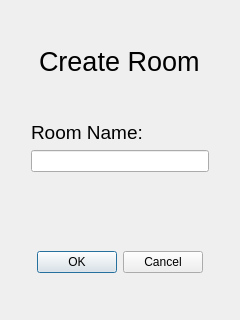
Old version of the form client/Menu/createroom.ui in the repository gabrielPeraltaM/left4dead.
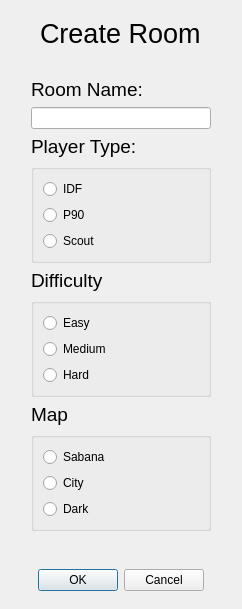
New version of the form.

Commit message: agrego layouts de leaderboard y options

Diff of the .ui file:
```diff
--- a/client/Menu/createroom.ui
+++ b/client/Menu/createroom.ui
@@ -6,8 +6,8 @@
    <rect>
     <x>0</x>
     <y>0</y>
-    <width>240</width>
-    <height>320</height>
+    <width>242</width>
+    <height>609</height>
    </rect>
   </property>
   <property name="windowTitle">
@@ -62,6 +62,159 @@
      <item>
       <widget class="QLineEdit" name="name"/>
      </item>
+     <item>
+      <widget class="QLabel" name="label_pt">
+       <property name="font">
+        <font>
+         <pointsize>14</pointsize>
+        </font>
+       </property>
+       <property name="text">
+        <string>Player Type:</string>
+       </property>
+      </widget>
+     </item>
+     <item>
+      <widget class="QGroupBox" name="groupBox">
+       <property name="title">
+        <string/>
+       </property>
+       <layout class="QVBoxLayout" name="verticalLayout_2">
+        <item>
+         <widget class="QRadioButton" name="IDF">
+          <property name="text">
+           <string>IDF</string>
+          </property>
+          <attribute name="buttonGroup">
+           <string notr="true">playerType</string>
+          </attribute>
+         </widget>
+        </item>
+        <item>
+         <widget class="QRadioButton" name="P90">
+          <property name="text">
+           <string>P90</string>
+          </property>
+          <attribute name="buttonGroup">
+           <string notr="true">playerType</string>
+          </attribute>
+         </widget>
+        </item>
+        <item>
+         <widget class="QRadioButton" name="Scout">
+          <property name="text">
+           <string>Scout</string>
+          </property>
+          <attribute name="buttonGroup">
+           <string notr="true">playerType</string>
+          </attribute>
+         </widget>
+        </item>
+       </layout>
+      </widget>
+     </item>
+     <item>
+      <widget class="QLabel" name="labelDifficulty">
+       <property name="font">
+        <font>
+         <pointsize>14</pointsize>
+        </font>
+       </property>
+       <property name="text">
+        <string>Difficulty</string>
+       </property>
+      </widget>
+     </item>
+     <item>
+      <widget class="QGroupBox" name="groupBox_2">
+       <property name="title">
+        <string/>
+       </property>
+       <layout class="QVBoxLayout" name="verticalLayout_3">
+        <item>
+         <widget class="QRadioButton" name="easy">
+          <property name="text">
+           <string>Easy</string>
+          </property>
+          <attribute name="buttonGroup">
+           <string notr="true">difficulty</string>
+          </attribute>
+         </widget>
+        </item>
+        <item>
+         <widget class="QRadioButton" name="medium">
+          <property name="text">
+           <string>Medium</string>
+          </property>
+          <attribute name="buttonGroup">
+           <string notr="true">difficulty</string>
+          </attribute>
+         </widget>
+        </item>
+        <item>
+         <widget class="QRadioButton" name="hard">
+          <property name="text">
+           <string>Hard</string>
+          </property>
+          <attribute name="buttonGroup">
+           <string notr="true">difficulty</string>
+          </attribute>
+         </widget>
+        </item>
+       </layout>
+      </widget>
+     </item>
+     <item>
+      <widget class="QLabel" name="label">
+       <property name="font">
+        <font>
+         <pointsize>14</pointsize>
+        </font>
+       </property>
+       <property name="text">
+        <string>Map</string>
+       </property>
+      </widget>
+     </item>
+     <item>
+      <widget class="QGroupBox" name="groupBox_3">
+       <property name="title">
+        <string/>
+       </property>
+       <layout class="QVBoxLayout" name="verticalLayout_4">
+        <item>
+         <widget class="QRadioButton" name="Sabana">
+          <property name="text">
+           <string>Sabana</string>
+          </property>
+          <attribute name="buttonGroup">
+           <string notr="true">map</string>
+          </attribute>
+         </widget>
+        </item>
+        <item>
+         <widget class="QRadioButton" name="City">
+          <property name="text">
+           <string>City</string>
+          </property>
+          <attribute name="buttonGroup">
+           <string notr="true">map</string>
+          </attribute>
+         </widget>
+        </item>
+        <item>
+         <widget class="QRadioButton" name="Dark">
+          <property name="text">
+           <string>Dark</string>
+          </property>
+          <attribute name="buttonGroup">
+           <string notr="true">map</string>
+          </attribute>
+         </widget>
+        </item>
+       </layout>
+      </widget>
+     </item>
      <item>
       <spacer name="verticalSpacer">
        <property name="orientation">
```
Left out of the diff: 5 changed lines with no effect on the pictures. The commit also changes 14 other files.
